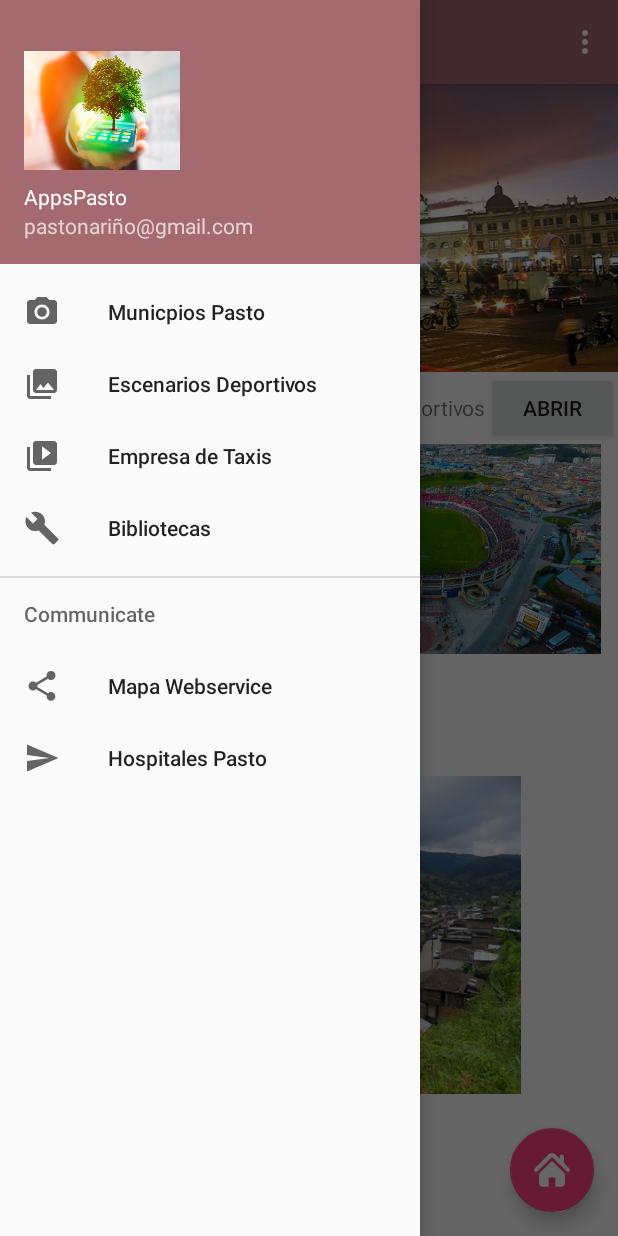
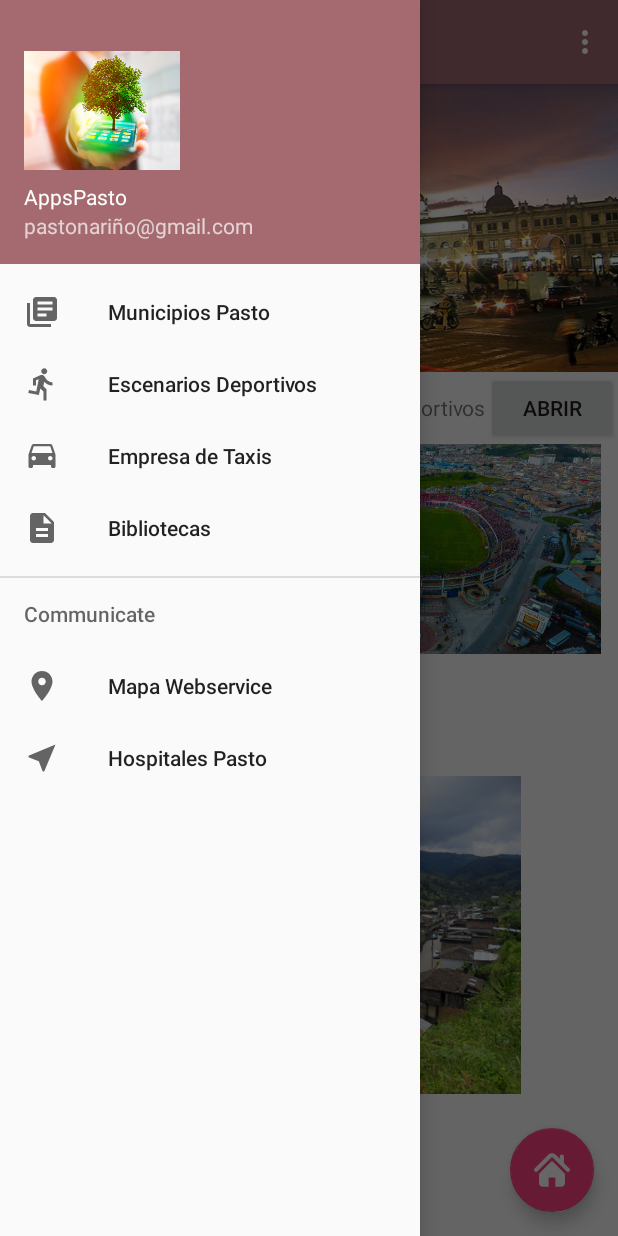
Before and after one commit to juaburgos/AppFinalAndroid, an Android app: the screen it shows after launch (MainActivity), with the side drawer open, on a phone screen of 412 x 824 dp. Run offline under Robolectric (Android 15) with nearby library versions, the phone set to English and light mode, and no system bars.

Commit message:
Proyecto final

```diff
--- /dev/null
+++ b/app/src/main/res/drawable/ic_description_black_24dp.xml
@@ -0,0 +1,9 @@
+<vector xmlns:android="http://schemas.android.com/apk/res/android"
+        android:width="24dp"
+        android:height="24dp"
+        android:viewportWidth="24.0"
+        android:viewportHeight="24.0">
+    <path
+        android:fillColor="#FF000000"
+        android:pathData="M14,2L6,2c-1.1,0 -1.99,0.9 -1.99,2L4,20c0,1.1 0.89,2 1.99,2L18,22c1.1,0 2,-0.9 2,-2L20,8l-6,-6zM16,18L8,18v-2h8v2zM16,14L8,14v-2h8v2zM13,9L13,3.5L18.5,9L13,9z"/>
+</vector>
--- /dev/null
+++ b/app/src/main/res/drawable/ic_directions_run_black_24dp.xml
@@ -0,0 +1,9 @@
+<vector xmlns:android="http://schemas.android.com/apk/res/android"
+        android:width="24dp"
+        android:height="24dp"
+        android:viewportWidth="24.0"
+        android:viewportHeight="24.0">
+    <path
+        android:fillColor="#FF000000"
+        android:pathData="M13.49,5.48c1.1,0 2,-0.9 2,-2s-0.9,-2 -2,-2 -2,0.9 -2,2 0.9,2 2,2zM9.89,19.38l1,-4.4 2.1,2v6h2v-7.5l-2.1,-2 0.6,-3c1.3,1.5 3.3,2.5 5.5,2.5v-2c-1.9,0 -3.5,-1 -4.3,-2.4l-1,-1.6c-0.4,-0.6 -1,-1 -1.7,-1 -0.3,0 -0.5,0.1 -0.8,0.1l-5.2,2.2v4.7h2v-3.4l1.8,-0.7 -1.6,8.1 -4.9,-1 -0.4,2 7,1.4z"/>
+</vector>
--- /dev/null
+++ b/app/src/main/res/drawable/ic_drive_eta_black_24dp.xml
@@ -0,0 +1,9 @@
+<vector xmlns:android="http://schemas.android.com/apk/res/android"
+        android:width="24dp"
+        android:height="24dp"
+        android:viewportWidth="24.0"
+        android:viewportHeight="24.0">
+    <path
+        android:fillColor="#FF000000"
+        android:pathData="M18.92,5.01C18.72,4.42 18.16,4 17.5,4h-11c-0.66,0 -1.21,0.42 -1.42,1.01L3,11v8c0,0.55 0.45,1 1,1h1c0.55,0 1,-0.45 1,-1v-1h12v1c0,0.55 0.45,1 1,1h1c0.55,0 1,-0.45 1,-1v-8l-2.08,-5.99zM6.5,15c-0.83,0 -1.5,-0.67 -1.5,-1.5S5.67,12 6.5,12s1.5,0.67 1.5,1.5S7.33,15 6.5,15zM17.5,15c-0.83,0 -1.5,-0.67 -1.5,-1.5s0.67,-1.5 1.5,-1.5 1.5,0.67 1.5,1.5 -0.67,1.5 -1.5,1.5zM5,10l1.5,-4.5h11L19,10L5,10z"/>
+</vector>
--- /dev/null
+++ b/app/src/main/res/drawable/ic_library_books_black_24dp.xml
@@ -0,0 +1,9 @@
+<vector xmlns:android="http://schemas.android.com/apk/res/android"
+        android:width="24dp"
+        android:height="24dp"
+        android:viewportWidth="24.0"
+        android:viewportHeight="24.0">
+    <path
+        android:fillColor="#FF000000"
+        android:pathData="M4,6L2,6v14c0,1.1 0.9,2 2,2h14v-2L4,20L4,6zM20,2L8,2c-1.1,0 -2,0.9 -2,2v12c0,1.1 0.9,2 2,2h12c1.1,0 2,-0.9 2,-2L22,4c0,-1.1 -0.9,-2 -2,-2zM19,11L9,11L9,9h10v2zM15,15L9,15v-2h6v2zM19,7L9,7L9,5h10v2z"/>
+</vector>
--- /dev/null
+++ b/app/src/main/res/drawable/ic_near_me_black_24dp.xml
@@ -0,0 +1,9 @@
+<vector xmlns:android="http://schemas.android.com/apk/res/android"
+        android:width="24dp"
+        android:height="24dp"
+        android:viewportWidth="24.0"
+        android:viewportHeight="24.0">
+    <path
+        android:fillColor="#FF000000"
+        android:pathData="M21,3L3,10.53v0.98l6.84,2.65L12.48,21h0.98L21,3z"/>
+</vector>
--- /dev/null
+++ b/app/src/main/res/drawable/ic_place_black_24dp.xml
@@ -0,0 +1,9 @@
+<vector xmlns:android="http://schemas.android.com/apk/res/android"
+        android:width="24dp"
+        android:height="24dp"
+        android:viewportWidth="24.0"
+        android:viewportHeight="24.0">
+    <path
+        android:fillColor="#FF000000"
+        android:pathData="M12,2C8.13,2 5,5.13 5,9c0,5.25 7,13 7,13s7,-7.75 7,-13c0,-3.87 -3.13,-7 -7,-7zM12,11.5c-1.38,0 -2.5,-1.12 -2.5,-2.5s1.12,-2.5 2.5,-2.5 2.5,1.12 2.5,2.5 -1.12,2.5 -2.5,2.5z"/>
+</vector>
--- a/app/src/main/res/menu/activity_main_drawer.xml
+++ b/app/src/main/res/menu/activity_main_drawer.xml
@@ -6,19 +6,19 @@
     <group android:checkableBehavior="single">
         <item
             android:id="@+id/nav_camera"
-            android:icon="@drawable/ic_menu_camera"
-            android:title="Municpios Pasto" />
+            android:icon="@drawable/ic_library_books_black_24dp"
+            android:title="Municipios Pasto" />
         <item
             android:id="@+id/nav_gallery"
-            android:icon="@drawable/ic_menu_gallery"
+            android:icon="@drawable/ic_directions_run_black_24dp"
             android:title="Escenarios Deportivos" />
         <item
             android:id="@+id/nav_slideshow"
-            android:icon="@drawable/ic_menu_slideshow"
+            android:icon="@drawable/ic_drive_eta_black_24dp"
             android:title="Empresa de Taxis" />
         <item
             android:id="@+id/nav_manage"
-            android:icon="@drawable/ic_menu_manage"
+            android:icon="@drawable/ic_description_black_24dp"
             android:title="Bibliotecas" />
     </group>
 
@@ -26,11 +26,11 @@
         <menu>
             <item
                 android:id="@+id/nav_share"
-                android:icon="@drawable/ic_menu_share"
+                android:icon="@drawable/ic_place_black_24dp"
                 android:title="Mapa Webservice" />
             <item
                 android:id="@+id/nav_send"
-                android:icon="@drawable/ic_menu_send"
+                android:icon="@drawable/ic_near_me_black_24dp"
                 android:title="Hospitales Pasto" />
         </menu>
     </item>
```
